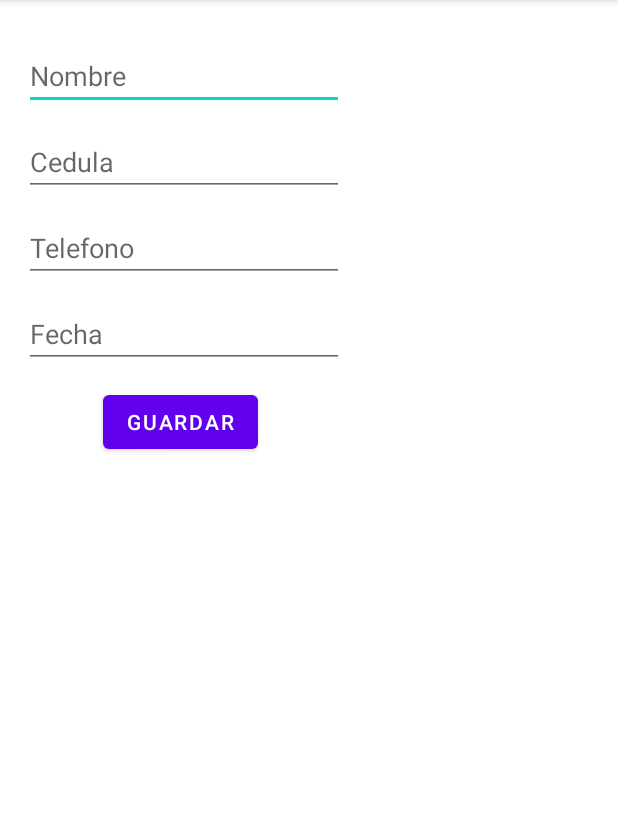
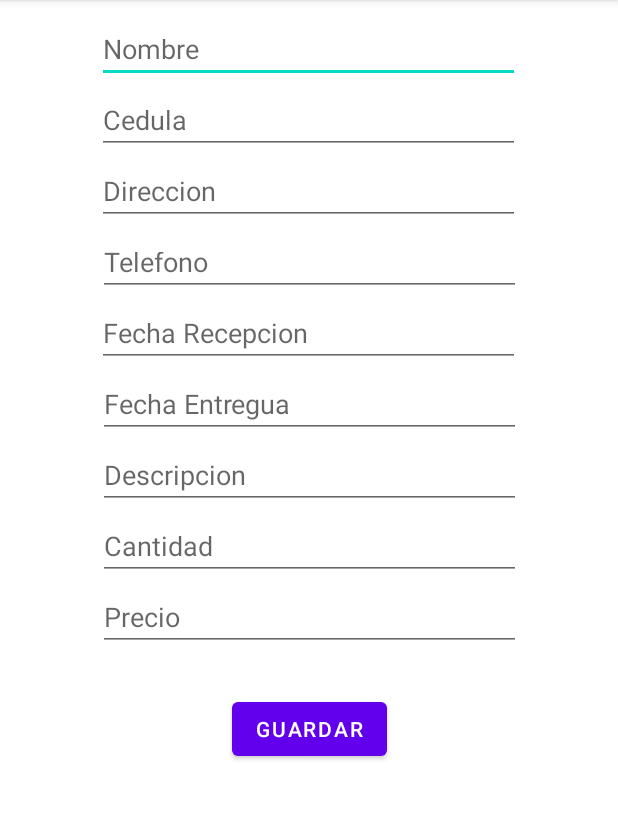
Before and after one commit to Davila99/SASTRENIC, an Android app: the NuevoClienteActivity screen opened directly, with no data from a screen before it, on a phone screen of 412 x 824 dp, the part 84-904 px from its top. Run offline under Robolectric (Android 15) with nearby library versions, the phone set to English and light mode, and no system bars; our stand-ins replace Room's generated code.

Commit message:
hamos agregado mas campos de tabla cliente y sus repectivas configuraciones en xml

```diff
--- a/app/src/main/java/com/example/sastrenic/Cliente.kt
+++ b/app/src/main/java/com/example/sastrenic/Cliente.kt
@@ -8,8 +8,13 @@ import java.io.Serializable
 class Cliente(
     val nombre: String,
     val cedula: String,
+    val direccion: String,
     val telefono: Int,
     val fecha_recepcion: String,
+    val fecha_entrega: String,
+    val descripcion_prenda: String,
+    val cantidad: Int,
+    val precio: Double,
     @PrimaryKey(autoGenerate = true)
     var idCliente: Int = 0
 ) : Serializable
--- a/app/src/main/java/com/example/sastrenic/NuevoClienteActivity.kt
+++ b/app/src/main/java/com/example/sastrenic/NuevoClienteActivity.kt
@@ -21,8 +21,13 @@ class NuevoClienteActivity : AppCompatActivity() {
 
             et_nombre.setText(cliente.nombre)
             et_cedula.setText(cliente.cedula)
+            et_direccion.setText(cliente.direccion)
             et_telefono.setText(cliente.telefono.toString())
-            et_fecha.setText(cliente.fecha_recepcion)
+            et_fecha_recepcion.setText(cliente.fecha_recepcion)
+            et_fecha_entregua.setText(cliente.fecha_entrega)
+            et_descripcion.setText(cliente.descripcion_prenda)
+            et_cantidad.setText(cliente.cantidad.toString())
+            et_precio.setText(cliente.precio.toString())
             idCliente = cliente.idCliente
         }
 
@@ -32,10 +37,25 @@ class NuevoClienteActivity : AppCompatActivity() {
 
             val nombre = et_nombre.text.toString()
             val cedula = et_cedula.text.toString()
+            val direccion = et_direccion.text.toString()
             val telefono = et_telefono.text.toString().toInt()
-            val fecha = et_fecha.text.toString()
+            val fecha_recepcion = et_fecha_recepcion.text.toString()
+            val fecha_entrega = et_fecha_entregua.text.toString()
+            val descripcion = et_descripcion.text.toString()
+            val cantidad = et_cantidad.text.toString().toInt()
+            val precio = et_precio.text.toString().toDouble()
 
-            val cliente = Cliente(nombre, cedula, telefono, fecha)
+            val cliente = Cliente(
+                nombre,
+                cedula,
+                direccion,
+                telefono,
+                fecha_recepcion,
+                fecha_entrega,
+                descripcion,
+                cantidad,
+                precio
+            )
 
             if (idCliente != null) {
 
--- a/app/src/main/res/layout/activity_nuevo_cliente.xml
+++ b/app/src/main/res/layout/activity_nuevo_cliente.xml
@@ -8,27 +8,27 @@
 
     <EditText
         android:id="@+id/et_nombre"
-        android:layout_width="wrap_content"
-        android:layout_height="wrap_content"
-        android:layout_marginTop="28dp"
+        android:layout_width="282dp"
+        android:layout_height="39dp"
+        android:layout_marginTop="16dp"
         android:ems="10"
         android:hint="Nombre"
         android:inputType="textPersonName"
         app:layout_constraintEnd_toEndOf="parent"
-        app:layout_constraintHorizontal_bias="0.079"
+        app:layout_constraintHorizontal_bias="0.496"
         app:layout_constraintStart_toStartOf="parent"
         app:layout_constraintTop_toTopOf="parent" />
 
     <EditText
         android:id="@+id/et_cedula"
-        android:layout_width="wrap_content"
-        android:layout_height="wrap_content"
-        android:layout_marginTop="12dp"
+        android:layout_width="282dp"
+        android:layout_height="39dp"
+        android:layout_marginTop="8dp"
         android:ems="10"
         android:hint="Cedula"
         android:inputType="textPersonName"
         app:layout_constraintEnd_toEndOf="parent"
-        app:layout_constraintHorizontal_bias="0.079"
+        app:layout_constraintHorizontal_bias="0.496"
         app:layout_constraintStart_toStartOf="parent"
         app:layout_constraintTop_toBottomOf="@+id/et_nombre" />
 
@@ -36,36 +36,96 @@
         android:id="@+id/btn_guadar"
         android:layout_width="wrap_content"
         android:layout_height="wrap_content"
-        android:layout_marginTop="12dp"
+        android:layout_marginTop="28dp"
         android:text="Guardar"
         app:layout_constraintEnd_toEndOf="parent"
-        app:layout_constraintHorizontal_bias="0.222"
         app:layout_constraintStart_toStartOf="parent"
-        app:layout_constraintTop_toBottomOf="@+id/et_fecha" />
+        app:layout_constraintTop_toBottomOf="@+id/et_precio" />
 
     <EditText
-        android:id="@+id/et_fecha"
-        android:layout_width="wrap_content"
-        android:layout_height="wrap_content"
-        android:layout_marginTop="12dp"
+        android:id="@+id/et_fecha_recepcion"
+        android:layout_width="282dp"
+        android:layout_height="39dp"
+        android:layout_marginTop="8dp"
         android:ems="10"
-        android:hint="Fecha"
+        android:hint="Fecha Recepcion"
         android:inputType="date"
         app:layout_constraintEnd_toEndOf="parent"
-        app:layout_constraintHorizontal_bias="0.079"
+        app:layout_constraintHorizontal_bias="0.497"
         app:layout_constraintStart_toStartOf="parent"
         app:layout_constraintTop_toBottomOf="@+id/et_telefono" />
 
     <EditText
+        android:id="@+id/et_fecha_entregua"
+        android:layout_width="282dp"
+        android:layout_height="39dp"
+        android:layout_marginTop="8dp"
+        android:ems="10"
+        android:hint="Fecha Entregua"
+        android:inputType="date"
+        app:layout_constraintEnd_toEndOf="parent"
+        app:layout_constraintStart_toStartOf="parent"
+        app:layout_constraintTop_toBottomOf="@+id/et_fecha_recepcion" />
+
+    <EditText
+        android:id="@+id/et_descripcion"
+        android:layout_width="282dp"
+        android:layout_height="39dp"
+        android:layout_marginTop="8dp"
+        android:ems="10"
+        android:hint="Descripcion"
+        android:inputType="date"
+        app:layout_constraintEnd_toEndOf="parent"
+        app:layout_constraintStart_toStartOf="parent"
+        app:layout_constraintTop_toBottomOf="@+id/et_fecha_entregua" />
+
+    <EditText
         android:id="@+id/et_telefono"
-        android:layout_width="wrap_content"
-        android:layout_height="wrap_content"
-        android:layout_marginTop="12dp"
+        android:layout_width="282dp"
+        android:layout_height="39dp"
+        android:layout_marginTop="8dp"
         android:ems="10"
         android:hint="Telefono"
         android:inputType="phone"
         app:layout_constraintEnd_toEndOf="parent"
-        app:layout_constraintHorizontal_bias="0.079"
+        app:layout_constraintStart_toStartOf="parent"
+        app:layout_constraintTop_toBottomOf="@+id/et_direccion" />
+
+    <EditText
+        android:id="@+id/et_direccion"
+        android:layout_width="282dp"
+        android:layout_height="39dp"
+        android:layout_marginTop="8dp"
+        android:ems="10"
+        android:hint="Direccion"
+        android:inputType="textPersonName"
+        app:layout_constraintEnd_toEndOf="parent"
+        app:layout_constraintHorizontal_bias="0.497"
         app:layout_constraintStart_toStartOf="parent"
         app:layout_constraintTop_toBottomOf="@+id/et_cedula" />
+
+    <EditText
+        android:id="@+id/et_cantidad"
+        android:layout_width="282dp"
+        android:layout_height="39dp"
+        android:layout_marginTop="8dp"
+        android:ems="10"
+        android:hint="Cantidad "
+        android:inputType="number"
+        app:layout_constraintEnd_toEndOf="parent"
+        app:layout_constraintStart_toStartOf="parent"
+        app:layout_constraintTop_toBottomOf="@+id/et_descripcion" />
+
+    <EditText
+        android:id="@+id/et_precio"
+        android:layout_width="282dp"
+        android:layout_height="39dp"
+        android:layout_marginTop="8dp"
+        android:ems="10"
+        android:hint="Precio"
+        android:inputType="number"
+        app:layout_constraintEnd_toEndOf="parent"
+        app:layout_constraintStart_toStartOf="parent"
+        app:layout_constraintTop_toBottomOf="@+id/et_cantidad" />
+
 </androidx.constraintlayout.widget.ConstraintLayout>
```
